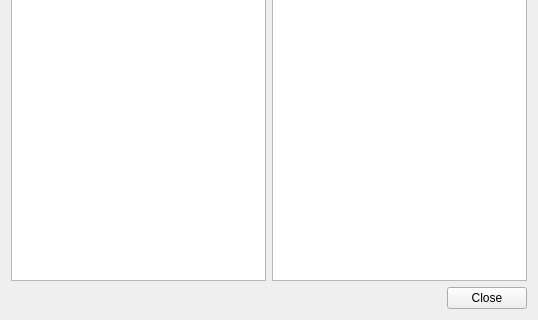
Above: search/ui/list_items.ui from Giswater/giswater_qgis_plugin before the change; both pictures show x 0 to 538 and y 408 to 728 of the 538 by 728 pixel window. Below: the same form after it.
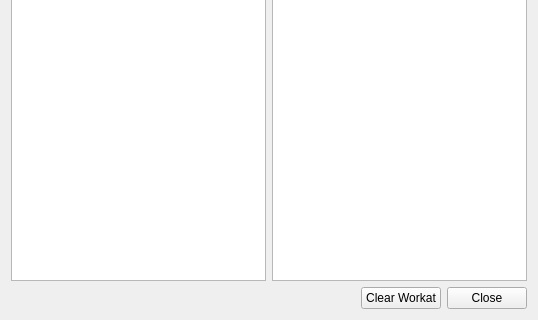
That is the form after the change.

Commit message: #483 add button clear_workcat

```diff
--- a/search/ui/list_items.ui
+++ b/search/ui/list_items.ui
@@ -119,6 +119,13 @@
        </property>
       </spacer>
      </item>
+     <item>
+      <widget class="QPushButton" name="clear_workcat">
+       <property name="text">
+        <string>Clear Workat</string>
+       </property>
+      </widget>
+     </item>
      <item>
       <widget class="QPushButton" name="btn_close">
        <property name="sizePolicy">
```
